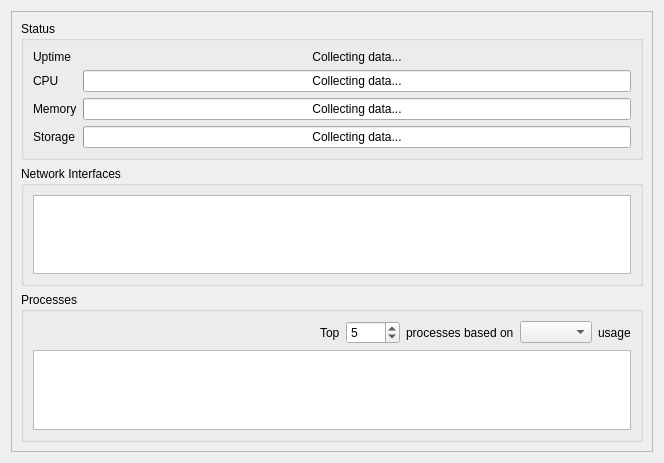
Qt form src/brickv/plugin_system/plugins/red/ui/red_tab_overview.ui (Tinkerforge/brickv) before a commit.
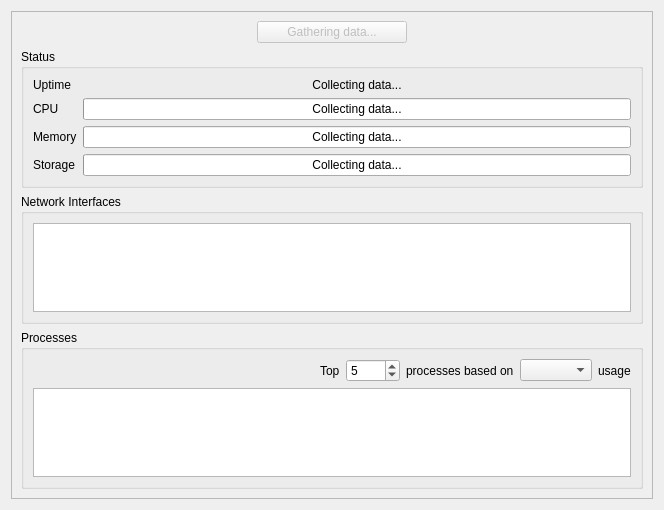
The same form after that commit.

Commit message: Add refresh timer

What changed in the file:
```diff
--- a/src/brickv/plugin_system/plugins/red/ui/red_tab_overview.ui
+++ b/src/brickv/plugin_system/plugins/red/ui/red_tab_overview.ui
@@ -7,7 +7,7 @@
     <x>0</x>
     <y>0</y>
     <width>664</width>
-    <height>463</height>
+    <height>510</height>
    </rect>
   </property>
   <property name="windowTitle">
@@ -23,6 +23,61 @@
       <enum>QFrame::Raised</enum>
      </property>
      <layout class="QVBoxLayout" name="verticalLayout_5">
+      <item>
+       <layout class="QHBoxLayout" name="horizontalLayout">
+        <item>
+         <spacer name="horizontalSpacer_3">
+          <property name="orientation">
+           <enum>Qt::Horizontal</enum>
+          </property>
+          <property name="sizeHint" stdset="0">
+           <size>
+            <width>40</width>
+            <height>20</height>
+           </size>
+          </property>
+         </spacer>
+        </item>
+        <item>
+         <widget class="QPushButton" name="button_refresh">
+          <property name="enabled">
+           <bool>false</bool>
+          </property>
+          <property name="minimumSize">
+           <size>
+            <width>150</width>
+            <height>0</height>
+           </size>
+          </property>
+          <property name="text">
+           <string>Gathering data...</string>
+          </property>
+          <property name="checkable">
+           <bool>false</bool>
+          </property>
+          <property name="checked">
+           <bool>false</bool>
+          </property>
+          <property name="flat">
+           <bool>false</bool>
+          </property>
+         </widget>
+        </item>
+        <item>
+         <spacer name="horizontalSpacer_2">
+          <property name="orientation">
+           <enum>Qt::Horizontal</enum>
+          </property>
+          <property name="sizeHint" stdset="0">
+           <size>
+            <width>40</width>
+            <height>20</height>
+           </size>
+          </property>
+         </spacer>
+        </item>
+       </layout>
+      </item>
       <item>
        <widget class="QGroupBox" name="gbox_status">
         <property name="title">
```
The commit also changes 1 other file.
